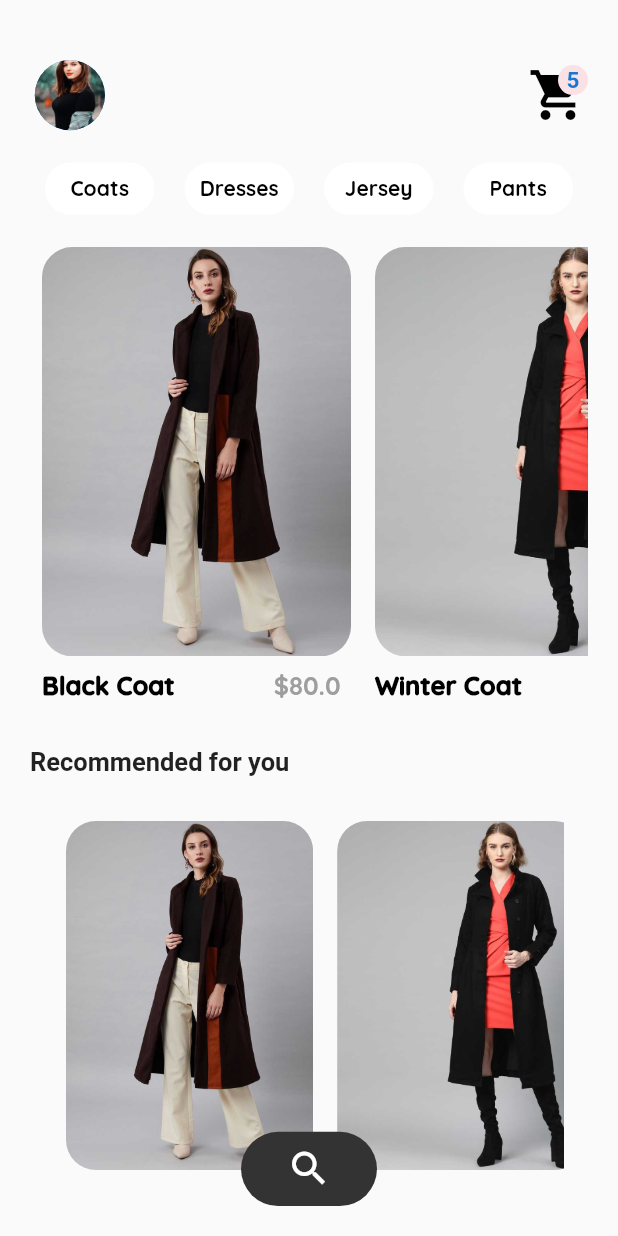
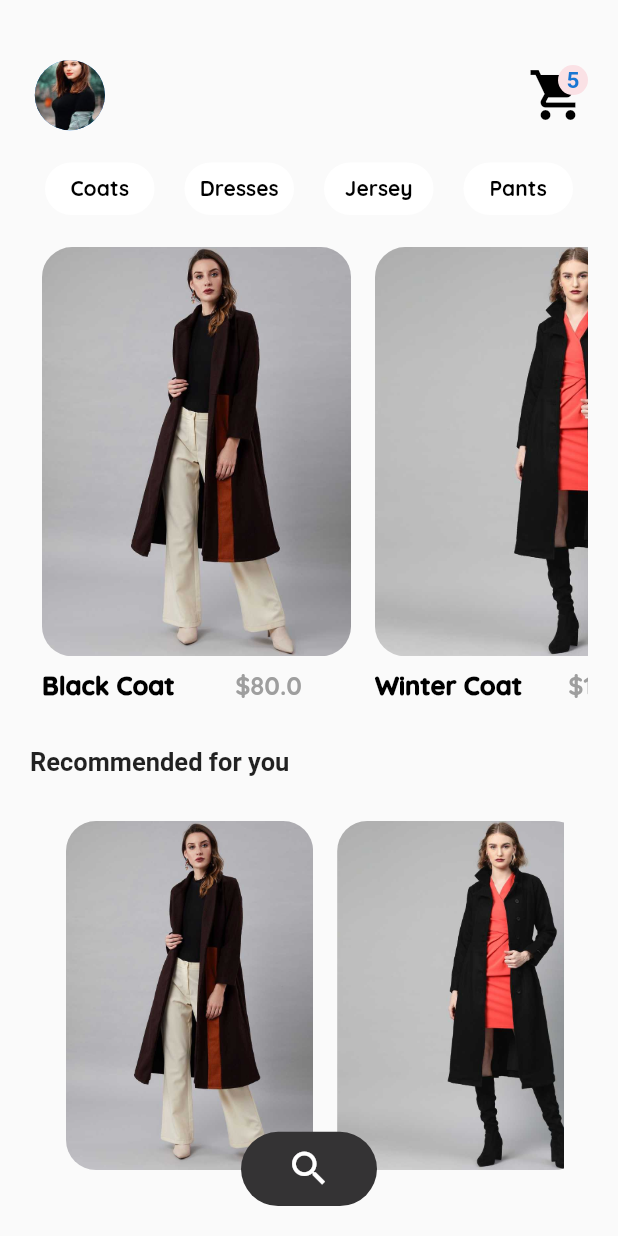
Before and after one commit to Hrishikeshadsod/ShoppingApp, a Flutter app: the screen it shows after launch, on a phone screen of 412 x 824 dp. Run offline on Flutter 3.47's test engine with Material 2 defaults, Android fonts, the phone set to English and light mode, and no system bars; our stand-ins replace auto_size_text, carousel_pro, google_fonts.

Commit message:
first screen made dynamic

```diff
--- a/lib/Screens/front_page/HorizontalList.dart
+++ b/lib/Screens/front_page/HorizontalList.dart
@@ -43,10 +43,12 @@ class MyList extends StatelessWidget {
                     flex:1,
                     child: Container(
                       //alignment: Alignment.topCenter,
+                      child: Center(
                         child: Row(
+                          mainAxisAlignment: MainAxisAlignment.center,
                           children: <Widget>[
                             Expanded(
-                            flex: 5,
+                              flex: 4,
                               child: Text(
                                 Dress[index].productName.toString(),
                                 style: GoogleFonts.quicksand(
@@ -63,7 +65,7 @@ class MyList extends StatelessWidget {
                               child: SizedBox(),
                             ),
                             Expanded(
-                            flex: 2,
+                              flex: 3,
                               child: Text(
                                 "\$" +Dress[index].Price.toString(),
                                 style: GoogleFonts.quicksand(
@@ -79,6 +81,7 @@ class MyList extends StatelessWidget {
                         ),
                       ),
                     ),
+                  ),
                 ],
               ),
             ),
```
Lines whose indentation alone changed are shown as unchanged.
